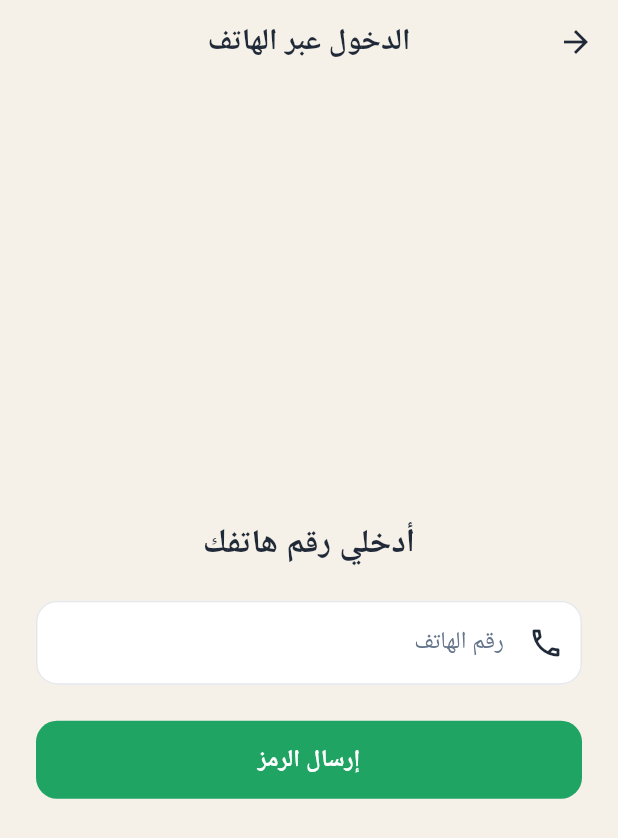
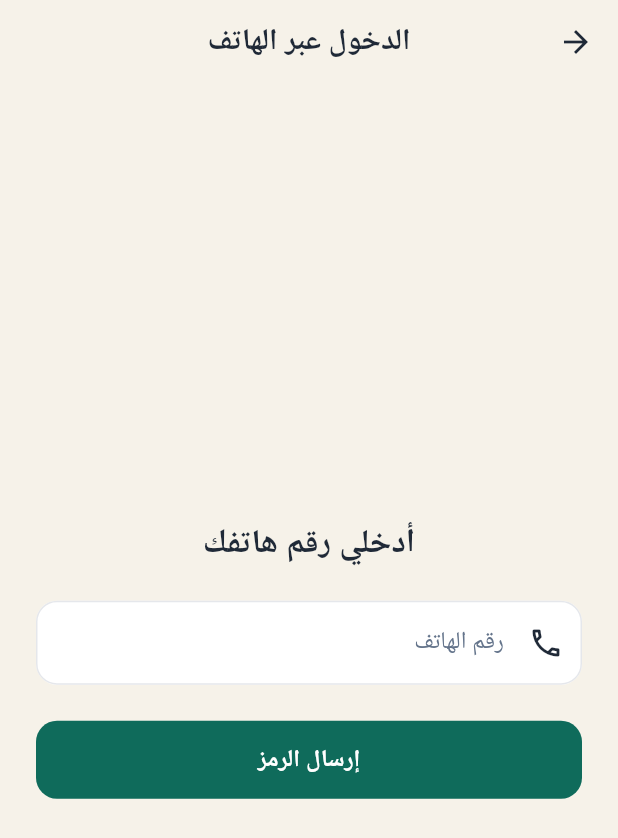
Before and after one commit to HibaChamkhi/Maqraa, a Flutter app: the screen it shows after launch, after a tap on "دخول", after a tap on "الدخول عبر رقم الهاتف", on a phone screen of 412 x 824 dp. Shown: the top 838 px of the screen. Run offline on Flutter 3.47's test engine with Material 3 defaults, Android fonts, the phone set to English and light mode, and no system bars; our stand-ins replace bloc, cloud_firestore, dartz, equatable, firebase_auth, firebase_core and 11 more; missing offline and left inert: dart:html, http_interceptor, mobile_scanner; accounts and stored records are empty; Roboto replaces fonts that are missing (Cairo, Tajawal).

Commit message:
design: apply official Ward spec — green #0F6B5B, teal #14B8A6, beige #F6F2E9, gray #F0F2F5, ink #1F2937; Tajawal Bold/Medium/Regular throughout

```diff
--- a/lib/core/ui/styles/theme.dart
+++ b/lib/core/ui/styles/theme.dart
@@ -24,19 +24,22 @@ import 'package:google_fonts/google_fonts.dart';
 class AppColors {
   AppColors._();
 
-  // --- Brand palette (light) ---
-  static const Color primary = Color(0xFF1FA463); // أخضر رئيسي
-  static const Color primaryDark = Color(0xFF137A55); // أخضر داكن
-  static const Color primaryLight = Color(0xFF14B8A6); // تركواز
-  static const Color sky = Color(0xFFE6F4EC); // أخضر فاتح جدًا (خلفيات أقسام)
-  static const Color pink = Color(0xFFF59E0B); // كهرماني (أوسمة/تمييز)
-  static const Color lavender = Color(0xFFF6F1E8); // بيج (خلفية)
-  static const Color ink = Color(0xFF1F2937); // نص رئيسي (كحلي)
+  // --- Brand palette (official «ورْد» spec) ---
+  static const Color primary = Color(0xFF0F6B5B); // أخضر رئيسي
+  static const Color primaryDark = Color(0xFF0A5446); // أخضر داكن
+  static const Color teal = Color(0xFF14B8A6); // تركوازي
+  static const Color primaryLight = teal; // alias
+  static const Color beige = Color(0xFFF6F2E9); // بيج
+  static const Color gray = Color(0xFFF0F2F5); // رمادي
+  static const Color ink = Color(0xFF1F2937); // نص رئيسي
+  static const Color sky = Color(0xFFE3F0EC); // أخضر فاتح (خلفيات/مسارات)
+  static const Color pink = Color(0xFFF59E0B); // كهرماني (تنبيه/أوسمة) — alias
+  static const Color lavender = beige; // alias (legacy)
 
   // --- Light surfaces ---
-  static const Color background = lavender;
+  static const Color background = beige;
   static const Color surface = Color(0xFFFFFFFF);
-  static const Color surfaceMuted = sky;
+  static const Color surfaceMuted = gray;
 
   // --- Dark surfaces ---
   static const Color darkBackground = Color(0xFF0F1B17);
@@ -75,22 +78,22 @@ class AppText {
   AppText._();
 
   static TextTheme textTheme(Color color) {
-    final heading = GoogleFonts.cairoTextTheme();
-    final body = GoogleFonts.tajawalTextTheme();
+    // Tajawal everywhere: Bold (w700) headings, Medium (w500) subheads, Regular body.
+    final base = GoogleFonts.tajawalTextTheme();
     return TextTheme(
-      displayLarge: heading.displayLarge?.copyWith(color: color, fontWeight: FontWeight.w800),
-      displayMedium: heading.displayMedium?.copyWith(color: color, fontWeight: FontWeight.w800),
-      displaySmall: heading.displaySmall?.copyWith(color: color, fontWeight: FontWeight.w800),
-      headlineLarge: heading.headlineLarge?.copyWith(color: color, fontWeight: FontWeight.w700),
-      headlineMedium: heading.headlineMedium?.copyWith(color: color, fontWeight: FontWeight.w700),
-      headlineSmall: heading.headlineSmall?.copyWith(color: color, fontWeight: FontWeight.w700),
-      titleLarge: heading.titleLarge?.copyWith(color: color, fontWeight: FontWeight.w700),
-      titleMedium: body.titleMedium?.copyWith(color: color, fontWeight: FontWeight.w700),
-      titleSmall: body.titleSmall?.copyWith(color: color, fontWeight: FontWeight.w600),
-      bodyLarge: body.bodyLarge?.copyWith(color: color),
-      bodyMedium: body.bodyMedium?.copyWith(color: color),
-      bodySmall: body.bodySmall?.copyWith(color: color.withValues(alpha: 0.75)),
-      labelLarge: body.labelLarge?.copyWith(color: color, fontWeight: FontWeight.w700),
+      displayLarge: base.displayLarge?.copyWith(color: color, fontWeight: FontWeight.w700),
+      displayMedium: base.displayMedium?.copyWith(color: color, fontWeight: FontWeight.w700),
+      displaySmall: base.displaySmall?.copyWith(color: color, fontWeight: FontWeight.w700),
+      headlineLarge: base.headlineLarge?.copyWith(color: color, fontWeight: FontWeight.w700),
+      headlineMedium: base.headlineMedium?.copyWith(color: color, fontWeight: FontWeight.w700),
+      headlineSmall: base.headlineSmall?.copyWith(color: color, fontWeight: FontWeight.w700),
+      titleLarge: base.titleLarge?.copyWith(color: color, fontWeight: FontWeight.w700),
+      titleMedium: base.titleMedium?.copyWith(color: color, fontWeight: FontWeight.w500),
+      titleSmall: base.titleSmall?.copyWith(color: color, fontWeight: FontWeight.w500),
+      bodyLarge: base.bodyLarge?.copyWith(color: color),
+      bodyMedium: base.bodyMedium?.copyWith(color: color),
+      bodySmall: base.bodySmall?.copyWith(color: color.withValues(alpha: 0.75)),
+      labelLarge: base.labelLarge?.copyWith(color: color, fontWeight: FontWeight.w700),
     );
   }
 }
@@ -137,7 +140,7 @@ class AppTheme {
         surfaceTintColor: Colors.transparent,
         elevation: 0,
         centerTitle: true,
-        titleTextStyle: GoogleFonts.cairo(
+        titleTextStyle: GoogleFonts.tajawal(
           fontSize: 20,
           fontWeight: FontWeight.w700,
           color: onSurface,
--- a/lib/core/ui/widgets/ward_drawer.dart
+++ b/lib/core/ui/widgets/ward_drawer.dart
@@ -50,7 +50,7 @@ class WardDrawer extends StatelessWidget {
           gradient: LinearGradient(
             begin: Alignment.topCenter,
             end: Alignment.bottomCenter,
-            colors: [Color(0xFF15795B), Color(0xFF0C4E3F)],
+            colors: [Color(0xFF0F6B5B), Color(0xFF09463A)],
           ),
           borderRadius: BorderRadius.horizontal(left: Radius.circular(26)),
         ),
```
